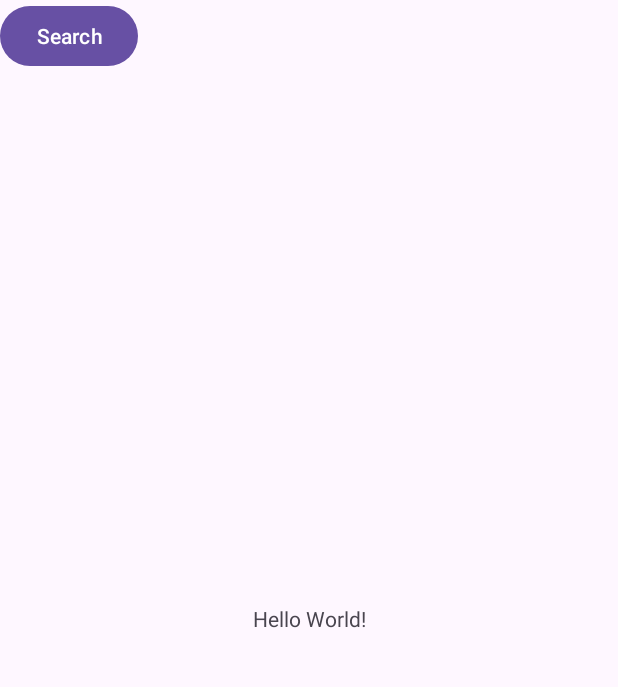
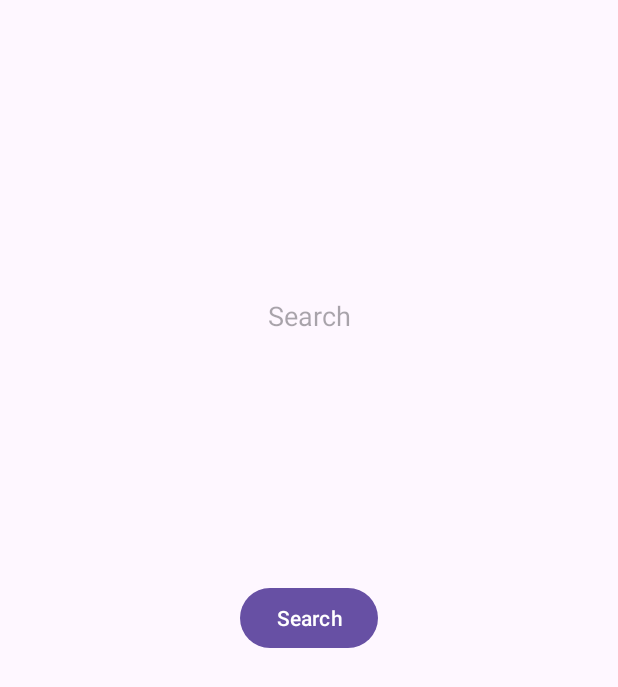
Before and after one commit to Gela/ClipSearch, an Android app built with Jetpack Compose: the screen it shows after launch (MainActivity), on a phone screen of 412 x 824 dp. Shown: the top 687 px of the screen. Run offline under Robolectric (Android 15) with nearby library versions, the phone set to English and light mode, and no system bars.

Commit message:
Add search box input and center the button below it

```diff
--- a/clipsearcher/app/src/main/res/layout/activity_main.xml
+++ b/clipsearcher/app/src/main/res/layout/activity_main.xml
@@ -6,19 +6,37 @@
     android:layout_height="match_parent"
     tools:context=".MainActivity">
 
-    <TextView
+    <FrameLayout
         android:layout_width="wrap_content"
         android:layout_height="wrap_content"
-        android:text="Hello World!"
+        app:layout_constraintTop_toTopOf="parent"
+        app:layout_constraintBottom_toTopOf="@+id/searchbutton"
+        app:layout_constraintStart_toStartOf="parent"
+        app:layout_constraintEnd_toEndOf="parent"
+        android:layout_marginTop="32dp"
+        android:layout_marginStart="32dp"
+        android:layout_marginEnd="32dp">
+
+        <EditText
+            android:id="@+id/searchBox"
+            android:layout_width="match_parent"
+            android:layout_height="wrap_content"
+            android:hint="Search"
+            android:padding="8dp"
+            android:background="@android:color/transparent"
+            android:inputType="text" />
+
+    </FrameLayout>
+
+    <Button
+        android:id="@+id/searchbutton"
+        android:text="Search"
+        android:layout_width="wrap_content"
+        android:layout_height="wrap_content"
         app:layout_constraintBottom_toBottomOf="parent"
         app:layout_constraintEnd_toEndOf="parent"
         app:layout_constraintStart_toStartOf="parent"
         app:layout_constraintTop_toTopOf="parent" />
 
-    <Button
-        android:id="@+id/searchbutton"
-        android:text="Search"
-        android:layout_width="wrap_content"
-        android:layout_height="wrap_content" />
 
 </androidx.constraintlayout.widget.ConstraintLayout>
```
